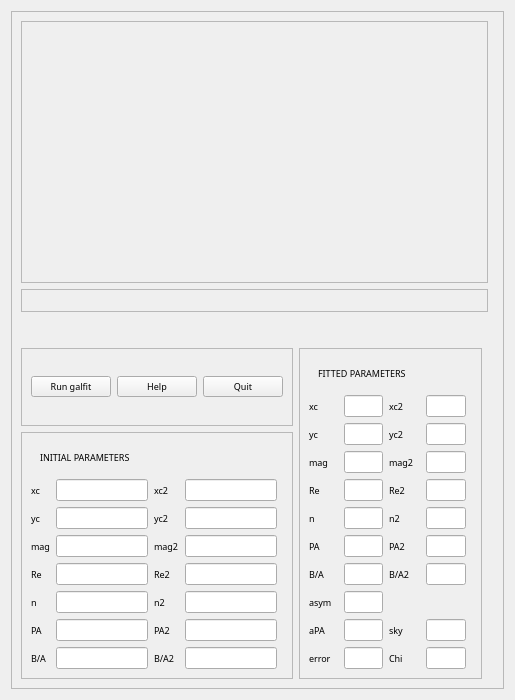
Before: the Qt Designer form galfitWidgetBD.ui in rfinn/halphagui, drawn with Qt 5.
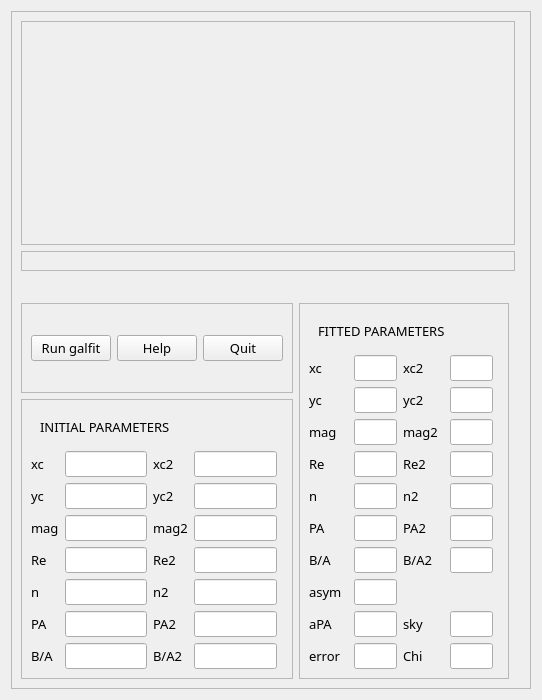
After: the same form once the commit is applied.

The edit to the form file:
```diff
--- a/galfitWidgetBD.ui
+++ b/galfitWidgetBD.ui
@@ -12,8 +12,8 @@
   </property>
   <property name="font">
    <font>
-    <family>STIX</family>
-    <pointsize>7</pointsize>
+    <family>EB Garamond</family>
+    <pointsize>10</pointsize>
    </font>
   </property>
   <property name="windowTitle">
```
